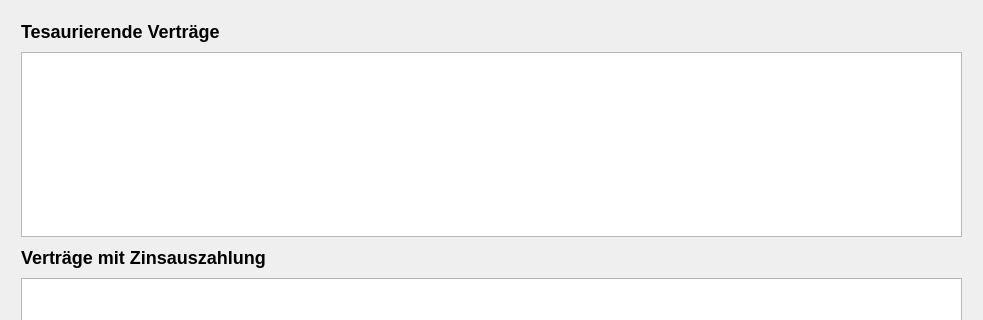
Before: the Qt Designer form DKV2/frmjahresabschluss.ui in Schachigel/DKV2, drawn with Qt 5; both pictures show x 0 to 983 and y 0 to 320 of the 983 by 555 pixel window.
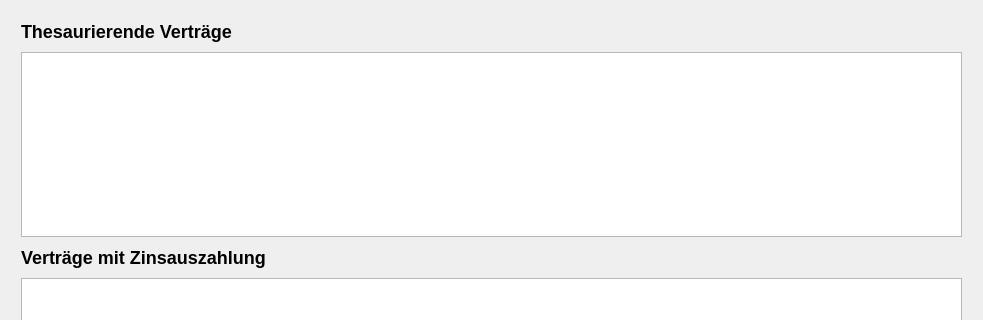
After: the same form once the commit is applied.

Patch:
```diff
--- a/DKV2/frmjahresabschluss.ui
+++ b/DKV2/frmjahresabschluss.ui
@@ -40,7 +40,7 @@
         </sizepolicy>
        </property>
        <property name="text">
-        <string>&lt;h2&gt;Tesaurierende Verträge&lt;/h2&gt;</string>
+        <string>&lt;h2&gt;Thesaurierende Verträge&lt;/h2&gt;</string>
        </property>
        <property name="textFormat">
         <enum>Qt::RichText</enum>
```
Left out of the diff: 6 changed lines with no effect on the pictures.
